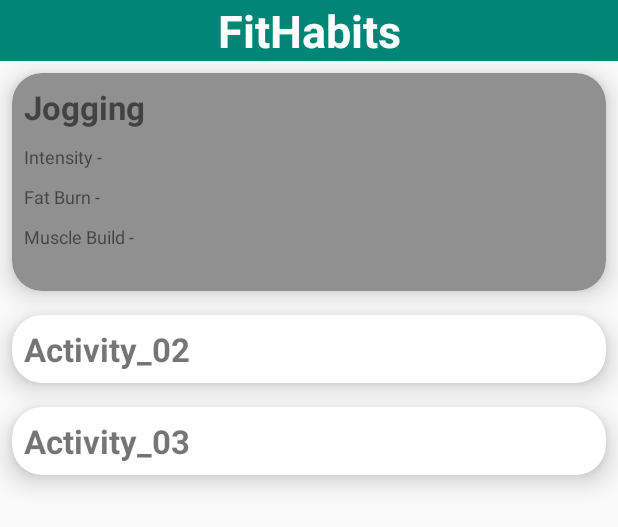
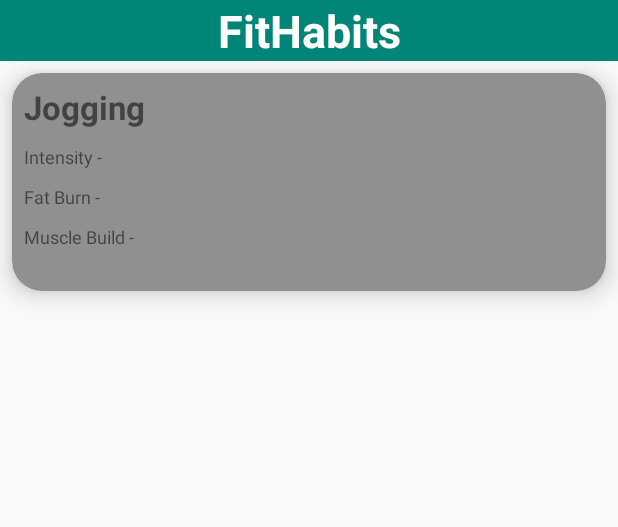
Before and after one commit to Sogurung16/FYP, an Android app: the layout activity_recommendation_page.xml on its own in the app's theme, with its tools: preview values and no code run, on a phone screen of 412 x 824 dp. Shown: the top 527 px of the screen. Run offline under Robolectric (Android 15) with nearby library versions, the phone set to English and light mode, and no system bars.

Commit message:
- application runnable

```diff
--- a/app/src/main/java/com/example/fyp_01/Data.java
+++ b/app/src/main/java/com/example/fyp_01/Data.java
@@ -1,4 +1,6 @@
 package com.example.fyp_01;
 
 public class Data {
+
+
 }
--- a/app/src/main/java/com/example/fyp_01/MainActivity.java
+++ b/app/src/main/java/com/example/fyp_01/MainActivity.java
@@ -2,6 +2,7 @@ package com.example.fyp_01;
 
 import androidx.appcompat.app.AppCompatActivity;
 
+import android.content.Intent;
 import android.os.Bundle;
 import android.widget.TextView;
 
@@ -12,6 +13,7 @@ public class MainActivity extends AppCompatActivity {
         super.onCreate(savedInstanceState);
         setContentView(R.layout.activity_main);
 
-
+        Intent recommendationPage = new Intent(this, RecommendationPage.class);
+        startActivity(recommendationPage);
     }
 }
--- a/app/src/main/res/layout/activity_recommendation_page.xml
+++ b/app/src/main/res/layout/activity_recommendation_page.xml
@@ -111,55 +111,5 @@
             </RelativeLayout>
         </androidx.cardview.widget.CardView>
 
-        <androidx.cardview.widget.CardView
-            android:id="@+id/activity_02"
-            android:layout_width="match_parent"
-            android:layout_height="wrap_content"
-            android:layout_row="1"
-            android:layout_column="0"
-            android:layout_gravity="fill"
-            android:layout_margin="8dp"
-            app:cardCornerRadius="20dp"
-            app:cardElevation="10dp">
-
-            <LinearLayout
-                android:layout_width="wrap_content"
-                android:layout_height="wrap_content"
-                android:layout_margin="8dp">
-
-                <TextView
-                    android:layout_width="wrap_content"
-                    android:layout_height="wrap_content"
-                    android:text="Activity_02"
-                    android:textSize="22sp"
-                    android:textStyle="bold" />
-            </LinearLayout>
-        </androidx.cardview.widget.CardView>
-
-        <androidx.cardview.widget.CardView
-            android:id="@+id/activity_03"
-            android:layout_width="match_parent"
-            android:layout_height="wrap_content"
-            android:layout_row="2"
-            android:layout_column="0"
-            android:layout_gravity="fill"
-            android:layout_margin="8dp"
-            app:cardCornerRadius="20dp"
-            app:cardElevation="10dp">
-
-            <LinearLayout
-                android:layout_width="wrap_content"
-                android:layout_height="wrap_content"
-                android:layout_margin="8dp">
-
-                <TextView
-                    android:layout_width="wrap_content"
-                    android:layout_height="wrap_content"
-                    android:text="Activity_03"
-                    android:textSize="22sp"
-                    android:textStyle="bold" />
-            </LinearLayout>
-        </androidx.cardview.widget.CardView>
-
     </GridLayout>
 </RelativeLayout>
```
Also changed, not shown: app/src/main/java/com/example/fyp_01/ActivitiesData.java (+25 -1 lines), app/src/main/java/com/example/fyp_01/RecommendationPage.java (+18 -16 lines).
